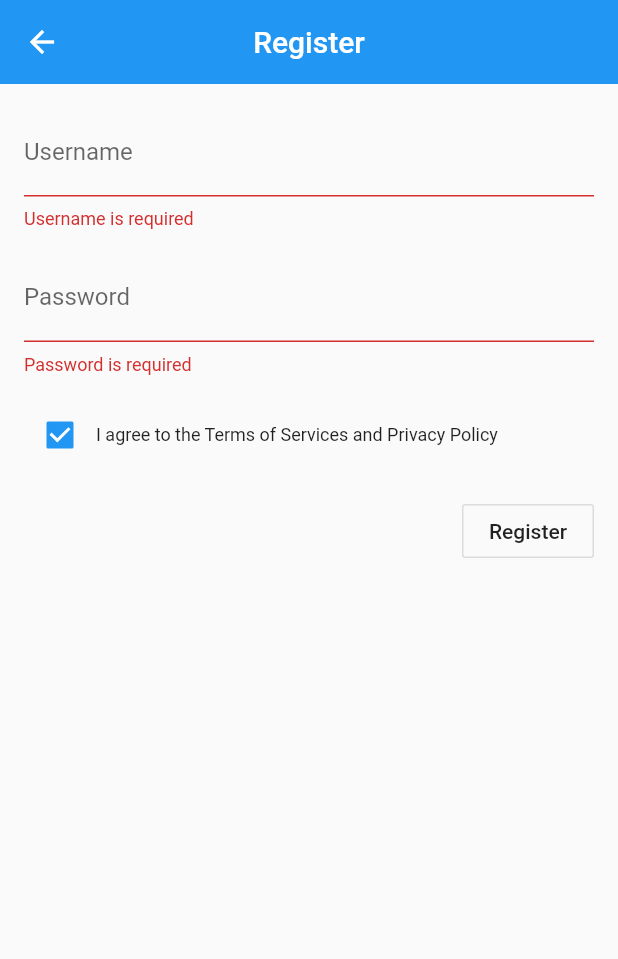
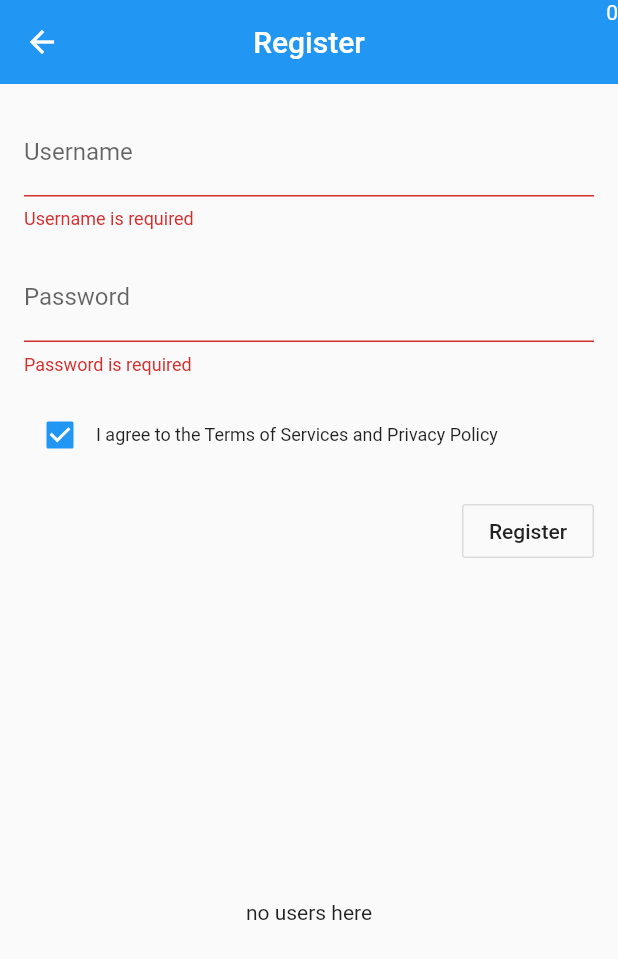
Before and after one commit to diyarfaraj/perial_client, a Flutter app: the RegisterScreen screen opened directly, after a tap on "Register", on a phone screen of 412 x 824 dp. Shown: the top 959 px of the screen. Run offline on Flutter 3.47's test engine with Material 2 defaults, Android fonts, the phone set to English and light mode, and no system bars; accounts and stored records are empty; network calls fail.

Commit message:
added provider

```diff
--- a/lib/DataLayer/DataService.dart
+++ b/lib/DataLayer/DataService.dart
@@ -51,7 +51,9 @@ class DataService {
             "Accept": "application/json"
           });
 
-      if (response.statusCode >= 200) {
+      print(response);
+
+      if (response.statusCode >= 300) {
         return false;
       }
 
--- a/lib/DataLayer/Operations.dart
+++ b/lib/DataLayer/Operations.dart
@@ -6,7 +6,7 @@ import 'package:perial/DataLayer/Models/User.dart';
 import 'DataService.dart';
 
 class Operations {
-  Future<List<User>> getUsers(BuildContext context) async {
+  Future<List<User>> getUsers() async {
     try {
       String os = await DataService.getUsers();
 
@@ -17,9 +17,7 @@ class Operations {
       return o;
     } catch (ex) {
       print('ApprovalOps.getKioskComponents() Ex: ' + ex.toString());
-    } finally {
-      //MessageBox.hideLoading(context);
-    }
+    } finally {}
 
     return new List<User>();
   }
--- a/lib/DataLayer/Providers/UserProvider.dart
+++ b/lib/DataLayer/Providers/UserProvider.dart
@@ -0,0 +1,24 @@
+import 'package:flutter/cupertino.dart';
+import 'package:perial/DataLayer/Models/User.dart';
+import 'package:perial/DataLayer/Operations.dart';
+
+import '../DataService.dart';
+
+class UserProvider with ChangeNotifier {
+  List<User> users = List<User>();
+  bool loading = false;
+
+  getUsersProvider() async {
+    loading = true;
+    users = await Operations().getUsers();
+    loading = false;
+    notifyListeners();
+  }
+
+  registerUserProvider(User user) async {
+    loading = true;
+    await DataService().register(user.userName, user.password);
+    notifyListeners();
+    loading = false;
+  }
+}
--- a/lib/Screens/HomeScreen.dart
+++ b/lib/Screens/HomeScreen.dart
@@ -19,7 +19,7 @@ class _HomeScreenState extends State<HomeScreen> {
   List<User> users = [];
 
   Future<void> loadData() async {
-    var data = await Operations().getUsers(context);
+    var data = await Operations().getUsers();
     print(data);
 
     setState(() {
--- a/lib/Screens/RegisterScreen.dart
+++ b/lib/Screens/RegisterScreen.dart
@@ -1,19 +1,26 @@
 import 'package:flutter/material.dart';
+import 'package:perial/DataLayer/Providers/UserProvider.dart';
 import 'package:perial/Widgets/RegisterFormWidget.dart';
+import 'package:provider/provider.dart';
 
 class RegisterScreen extends StatefulWidget {
   @override
   _RegisterScreenState createState() => _RegisterScreenState();
 }
 
+var data;
+
 class _RegisterScreenState extends State<RegisterScreen> {
   @override
   Widget build(BuildContext context) {
+    data = Provider.of<UserProvider>(context);
+    final users = data.users;
     return Scaffold(
       appBar: AppBar(
         title: const Text('Register'),
         centerTitle: true,
         elevation: 0.0,
+        actions: [Text(users.length.toString())],
       ),
       body: const SingleChildScrollView(
         child: Padding(
--- a/lib/Widgets/RegisterFormWidget.dart
+++ b/lib/Widgets/RegisterFormWidget.dart
@@ -1,7 +1,9 @@
 import 'package:flutter/material.dart';
 import 'package:perial/DataLayer/DataService.dart';
 import 'package:perial/DataLayer/Models/User.dart';
+import 'package:perial/DataLayer/Providers/UserProvider.dart';
 import 'package:perial/Screens/LogInScreen.dart';
+import 'package:provider/provider.dart';
 
 class RegisterForm extends StatefulWidget {
   const RegisterForm({Key key}) : super(key: key);
@@ -17,13 +19,27 @@ class _RegisterFormState extends State<RegisterForm> {
   final TextEditingController _passwordFilter = TextEditingController();
   User loggedInUser;
 
-  Future<bool> register(User user) async {
-    var response = await DataService().register(user.userName, user.password);
-    return response;
+  var data;
+  bool _initState = true;
+  @override
+  void initState() {
+    super.initState();
+  }
+
+  @override
+  void didChangeDependencies() {
+    if (_initState) {
+      Provider.of<UserProvider>(context).getUsersProvider();
+    }
+    _initState = false;
+    // TODO: implement didChangeDependencies
+    super.didChangeDependencies();
   }
 
   @override
   Widget build(BuildContext context) {
+    data = Provider.of<UserProvider>(context);
+    final users = data.users;
     return Form(
       key: _formKey,
       child: Column(
@@ -79,10 +95,50 @@ class _RegisterFormState extends State<RegisterForm> {
               const Spacer(),
               OutlineButton(
                 highlightedBorderColor: Colors.black,
-                onPressed: _submittable() ? _submit : null,
+                onPressed: _submittable()
+                    ? () async {
+                        _formKey.currentState.validate();
+                        User currUser = User(
+                            userName: _usernameFilter.text,
+                            password: _passwordFilter.text);
+                        await Provider.of<UserProvider>(context)
+                            .registerUserProvider(currUser);
+                        //setState(() {});
+                      }
+                    : null,
                 child: const Text('Register'),
               ),
             ],
+          ),
+          SizedBox(
+            height: 30,
+          ),
+          Center(
+            child: Container(
+              height: 400,
+              child: users.length > 0
+                  ? ListView.builder(
+                      itemCount: users.length,
+                      itemBuilder: (context, index) {
+                        return Center(
+                          child: Column(
+                            children: [
+                              Row(
+                                mainAxisAlignment: MainAxisAlignment.center,
+                                children: [
+                                  Text(
+                                    users[index].userName,
+                                    style: TextStyle(color: Colors.red),
+                                  ),
+                                ],
+                              )
+                            ],
+                          ),
+                        );
+                      },
+                    )
+                  : Center(child: Text("no users here")),
+            ),
           ),
         ],
       ),
@@ -93,20 +149,7 @@ class _RegisterFormState extends State<RegisterForm> {
     return _agreedToTOS;
   }
 
-  void _submit() async {
-    _formKey.currentState.validate();
-
-    User currUser =
-        User(userName: _usernameFilter.text, password: _passwordFilter.text);
-    var response = await register(currUser);
-
-    if (response == true) {
-      Navigator.push(
-        context,
-        MaterialPageRoute(builder: (context) => SecondRoute(loggedInUser)),
-      );
-    }
-  }
+  void _submit() async {}
 
   void _setAgreedToTOS(bool newValue) {
     setState(() {
--- a/lib/main.dart
+++ b/lib/main.dart
@@ -1,8 +1,17 @@
 import 'package:flutter/material.dart';
+import 'package:perial/DataLayer/Providers/UserProvider.dart';
 import 'package:perial/Screens/HomeScreen.dart';
+import 'package:provider/provider.dart';
 
 void main() {
-  runApp(MyApp());
+  runApp(
+    MultiProvider(
+      providers: [
+        ChangeNotifierProvider(create: (_) => UserProvider()),
+      ],
+      child: MyApp(),
+    ),
+  );
 }
 
 class MyApp extends StatelessWidget {
@@ -11,6 +20,7 @@ class MyApp extends StatelessWidget {
   Widget build(BuildContext context) {
     return MaterialApp(
       title: 'Flutter Demo',
+      debugShowCheckedModeBanner: false,
       theme: ThemeData(
         // This is the theme of your application.
         //
```
